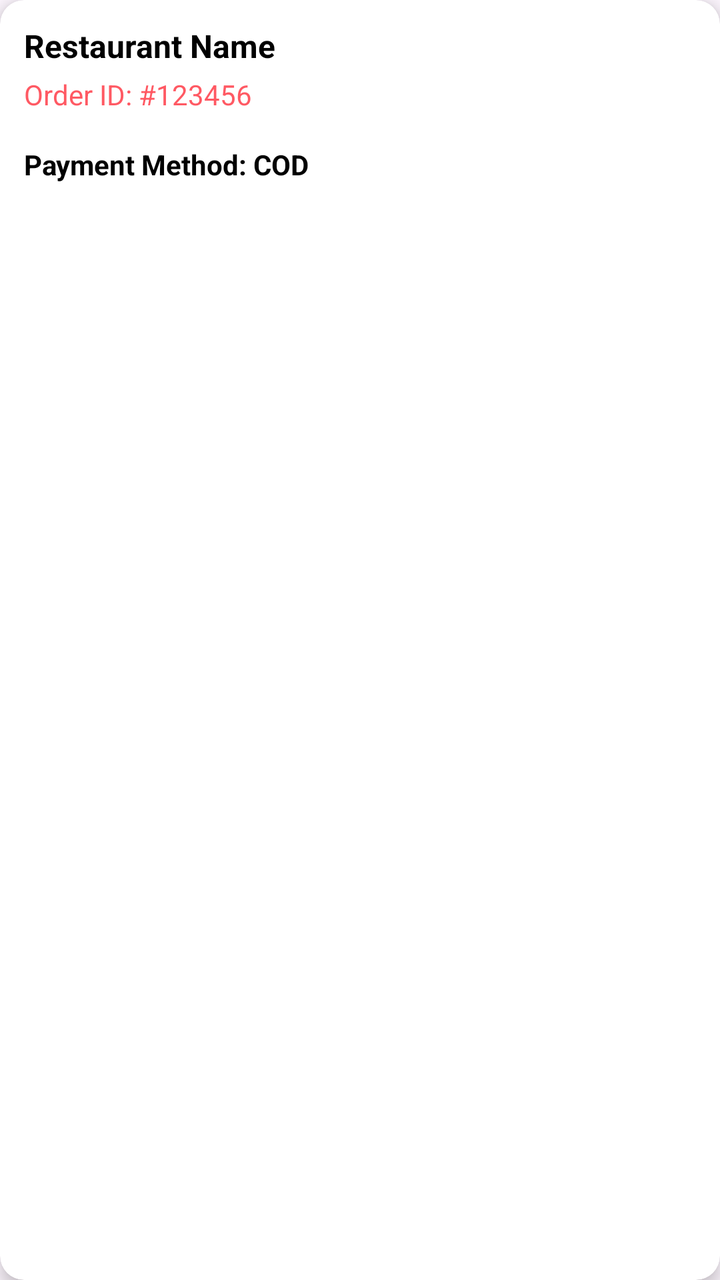
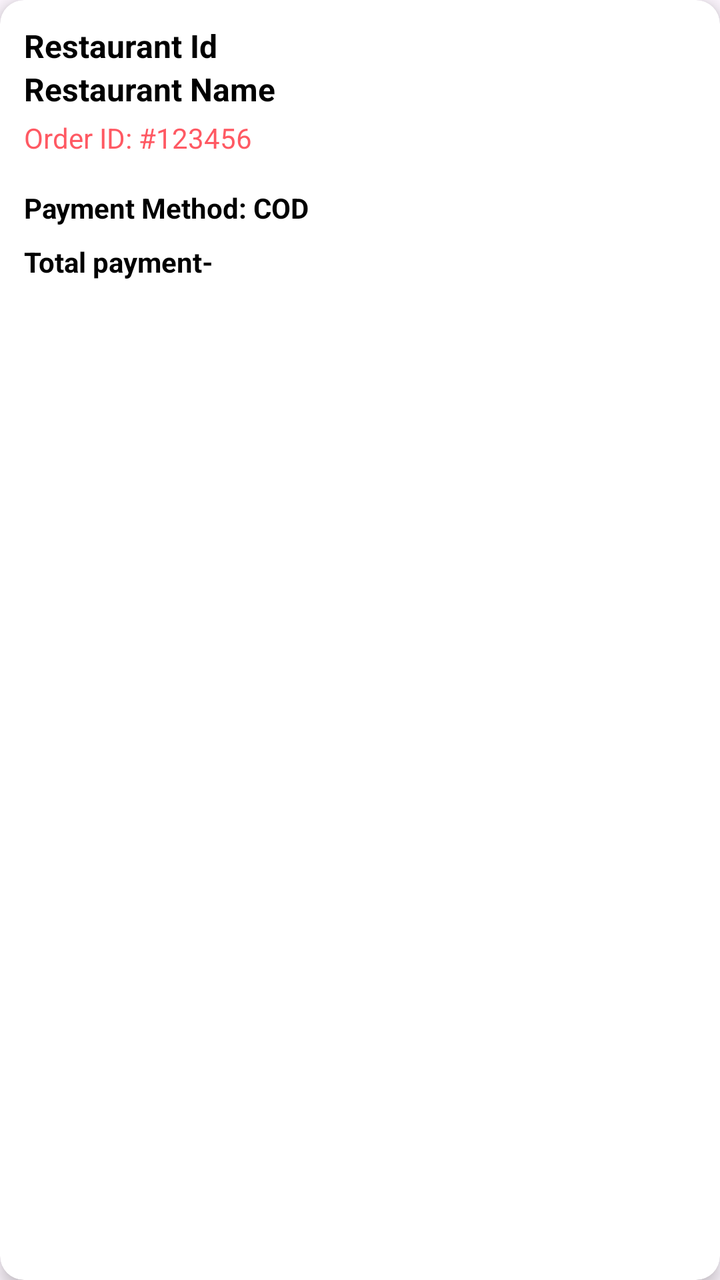

The first picture is an Android layout as it rendered before a commit; the second is the same layout after the commit. The layout source and the unified diff follow.
<!-- AndroidManifest.xml: application theme Theme.Food_delivery -->
<!-- res/layout/item_cod_settelment.xml -->
<?xml version="1.0" encoding="utf-8"?>
<androidx.cardview.widget.CardView
    xmlns:android="http://schemas.android.com/apk/res/android"
    xmlns:app="http://schemas.android.com/apk/res-auto"
    android:layout_width="match_parent"
    android:layout_height="wrap_content"
    android:layout_margin="8dp"
    app:cardCornerRadius="12dp"
    app:cardElevation="5dp">

    <LinearLayout
        android:layout_width="match_parent"
        android:layout_height="wrap_content"
        android:orientation="vertical"
        android:padding="12dp">

        
        <TextView
            android:id="@+id/tvRestaurantName"
            android:layout_width="match_parent"
            android:layout_height="wrap_content"
            android:text="Restaurant Name"
            android:textStyle="bold"
            android:textSize="16sp"
            android:textColor="@color/black"/>

        
        <TextView
            android:id="@+id/tvOrderId"
            android:layout_width="match_parent"
            android:layout_height="wrap_content"
            android:text="Order ID: #123456"
            android:textColor="@color/lightpink"
            android:textSize="14sp"
            android:layout_marginTop="4dp"/>

        
        <LinearLayout
            android:id="@+id/itemContainer"
            android:layout_width="match_parent"
            android:layout_height="wrap_content"
            android:orientation="vertical"
            android:layout_marginTop="8dp"/>

        
        <TextView
            android:id="@+id/tvPaymentMethod"
            android:layout_width="wrap_content"
            android:layout_height="wrap_content"
            android:text="Payment Method: COD"
            android:textStyle="bold"
            android:layout_marginTop="8dp"
            android:textColor="@color/black"/>

    </LinearLayout>

</androidx.cardview.widget.CardView>
<!-- resources referenced by this layout -->
<resources>
  <color name="black">#FF000000</color>
  <color name="lightpink">#FF5963</color>
  <style name="Theme.Food_delivery" parent="Base.Theme.Food_delivery" />
  <style name="Base.Theme.Food_delivery" parent="Theme.Material3.DayNight.NoActionBar">
          
          <item name="android:statusBarColor">@color/white</item>
          <item name="android:windowLightStatusBar">true</item>
  
          
          <item name="android:navigationBarColor">@color/white</item>
  
          
          
          
      </style>
  <color name="white">#FFFFFFFF</color>
</resources>

<!-- the commit's change to res/layout/item_cod_settelment.xml (unified diff, before → after) -->
@@ -13,6 +13,17 @@
         android:layout_height="wrap_content"
         android:orientation="vertical"
         android:padding="12dp">
+
+        
+        <TextView
+                android:id="@+id/tvRestaurantId"
+            android:layout_width="match_parent"
+            android:layout_height="wrap_content"
+            android:text="Restaurant Id"
+            android:textStyle="bold"
+            android:textSize="16sp"
+            android:textColor="@color/black"/>
+
 
         
         <TextView
@@ -52,6 +63,15 @@
             android:layout_marginTop="8dp"
             android:textColor="@color/black"/>
 
+        <TextView
+            android:id="@+id/tvTotalPayment"
+            android:layout_width="wrap_content"
+            android:layout_height="wrap_content"
+            android:text="Total payment- "
+            android:textStyle="bold"
+            android:layout_marginTop="8dp"
+            android:textColor="@color/black"/>
+
     </LinearLayout>
 
 </androidx.cardview.widget.CardView>
